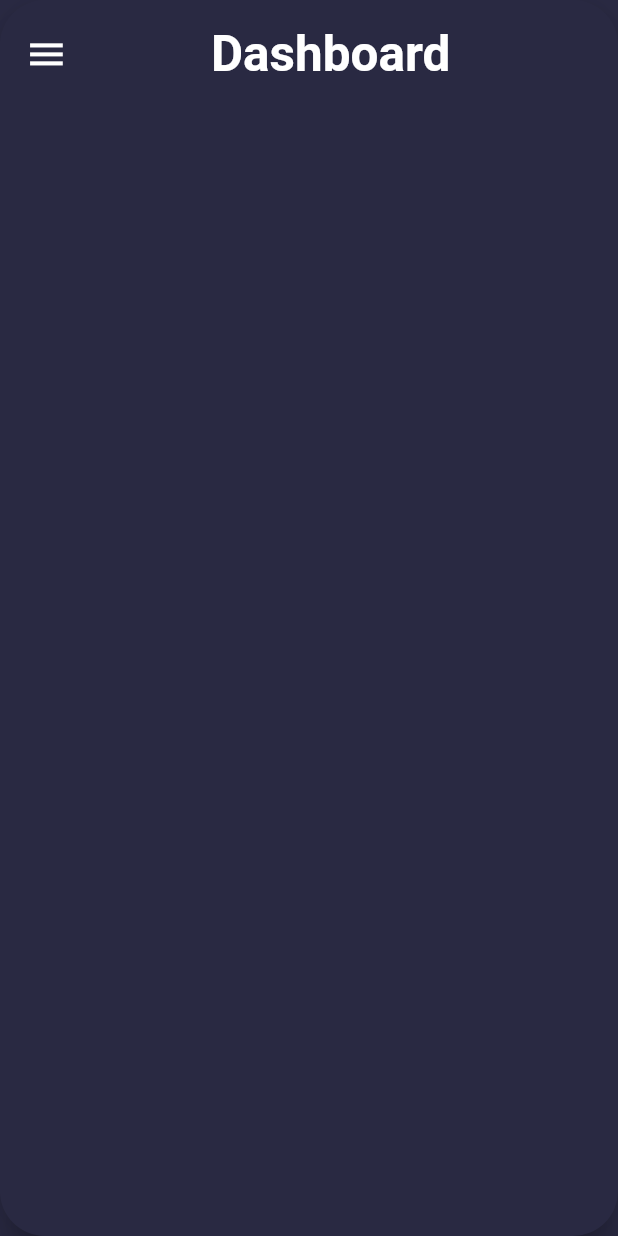
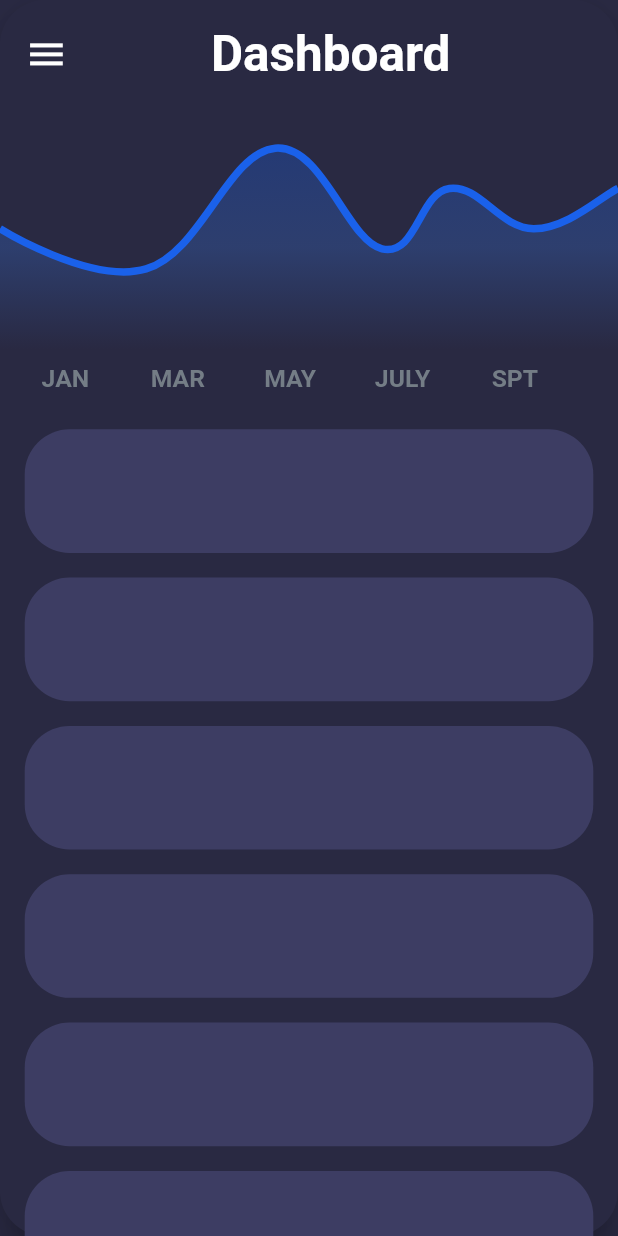
Before and after one commit to typecasted/side_bar, a Flutter app: the screen it shows after launch, on a phone screen of 412 x 824 dp. Run offline on Flutter 3.47's test engine with Material 2 defaults, Android fonts, the phone set to English and light mode, and no system bars; drawn by our look-alikes of fl_chart.

Commit message:
implementing line chart.

```diff
--- /dev/null
+++ b/lib/UI/Screens/chart_screen.dart
@@ -0,0 +1,133 @@
+import 'package:flutter/material.dart';
+import 'package:fl_chart/fl_chart.dart';
+import 'package:side_bar/utils/bloc.dart';
+import 'package:side_bar/utils/size_config.dart';
+
+
+class MyLineChart extends StatefulWidget {
+
+  final Bloc bloc;
+
+  MyLineChart({this.bloc});
+  @override
+  _MyLineChartState createState() => _MyLineChartState();
+}
+
+class _MyLineChartState extends State<MyLineChart> {
+  final List<Color> gradientColors = [
+    const Color(0xff1a61ea),
+    // const Color(0xff02d39a),
+  ];
+  final List<Color> gradientColors2 = [
+    const Color(0xff1a61ea),
+    const Color(0xff3870d4),
+    const Color(0xFF292942),
+  ];
+
+  final List<FlSpot> spots1 = [
+    FlSpot(0, 3),
+    FlSpot(2.6, 2),
+    FlSpot(4.9, 5),
+    FlSpot(6.8, 2.5),
+    FlSpot(8, 4),
+    FlSpot(9.5, 3),
+    FlSpot(11, 4),
+  ];
+
+  final List<FlSpot> spots2 = [
+    FlSpot(0, 5),
+    FlSpot(1, 5),
+    FlSpot(3, 5),
+    FlSpot(4, 5),
+    FlSpot(6, 5),
+    FlSpot(7, 5),
+    FlSpot(11, 5),
+  ];
+
+  @override
+  Widget build(BuildContext context) {
+    return StreamBuilder<bool>(
+      stream: widget.bloc.chartStream,
+      initialData: true,
+      builder: (context, snapshot) {
+        return LineChart(
+          LineChartData(
+            minX: 0,
+            maxX: 11,
+            minY: 0,
+            maxY: 6,
+            titlesData: FlTitlesData(
+              show: true,
+
+              bottomTitles: SideTitles(
+                showTitles: true,
+                reservedSize: 35,
+                getTextStyles: (value) => TextStyle(
+                  wordSpacing: 10,
+                  color: Color(0xff747d86),
+                  fontWeight: FontWeight.bold,
+                  fontSize: SizeConfig().height(context) * 0.02,
+                ),
+                getTitles: (value) {
+                  switch (value.toInt()) {
+
+                    case 1:
+                      return '   JAN';
+                    case 3:
+                      return '   MAR';
+                    case 5:
+                      return '   MAY';
+                    case 7:
+                      return '   JULY';
+                    case 9:
+                      return '   SPT';
+                    case 10:
+                      return ' ';
+                  }
+                  return ' ';
+                },
+
+                margin: 10,
+              ),
+              leftTitles: SideTitles(
+                showTitles: false,
+              ),
+            ),
+            gridData: FlGridData(
+              show: false,
+            ),
+            borderData: FlBorderData(
+              show: false,
+            ),
+            lineBarsData: [
+              LineChartBarData(
+                curveSmoothness: 0.4,
+                spots: spots1,
+                isCurved: true,
+                dotData: FlDotData(
+                  show: false,
+                ),
+                colors: gradientColors,
+                barWidth: 5,
+                // dotData: FlDotData(show: false),
+                belowBarData: BarAreaData(
+                  cutOffY: 0.0,
+                  // applyCutOffY: true,
+                  gradientColorStops: [0.0, 0.5, 1],
+                  gradientFrom: Offset(0, 0),
+                  gradientTo: Offset(0, 1),
+                  show: true,
+                  colors: gradientColors2
+                      .map((color) => color.withOpacity(0.3))
+                      .toList(),
+                ),
+              ),
+            ],
+          ),
+          swapAnimationDuration: Duration(milliseconds: 300),
+          swapAnimationCurve: Curves.linear,
+        );
+      }
+    );
+  }
+}
--- /dev/null
+++ b/lib/UI/Screens/dashboard_screen.dart
@@ -0,0 +1,110 @@
+import 'package:flutter/cupertino.dart';
+import 'package:flutter/material.dart';
+import 'package:side_bar/UI/components/LineChart.dart';
+import 'package:side_bar/utils/bloc.dart';
+import 'package:side_bar/utils/constants.dart';
+import 'package:side_bar/utils/size_config.dart';
+
+import '../components/appBar.dart';
+
+class DashBoardScreen extends StatefulWidget {
+  final Bloc bloc;
+  final Tween<double> scale;
+
+  DashBoardScreen({this.bloc, this.scale});
+
+  @override
+  _DashBoardScreenState createState() => _DashBoardScreenState();
+}
+
+class _DashBoardScreenState extends State<DashBoardScreen>
+    with TickerProviderStateMixin {
+  Duration _duration = Duration(milliseconds: 250);
+
+  bool isScrolled = false;
+
+  AnimationController _sideBarController;
+  Animation<double> _sideBarScaleAnimation;
+
+  ScrollController _controller = ScrollController();
+  AnimationController _chartAnimationController;
+  Animation<double> _chartAnimation;
+
+  @override
+  void initState() {
+    super.initState();
+    _sideBarController = AnimationController(vsync: this, duration: _duration);
+    _sideBarScaleAnimation = widget.scale.animate(_sideBarController);
+
+    _chartAnimationController =
+        AnimationController(vsync: this, duration: _duration);
+    _chartAnimation =
+        Tween<double>(begin: 1.0, end: 0.0).animate(_chartAnimationController);
+    _controller.addListener(() {
+      setState(() {
+        if (isScrolled) {
+          _chartAnimationController.forward();
+        } else {
+          _chartAnimationController.reverse();
+        }
+        isScrolled = _controller.offset > 30;
+        // widget.bloc.chartSink.add(isScrolled);
+      });
+    });
+  }
+
+  // Tween<double>(begin: 1, end: 0.7)
+  @override
+  void dispose() {
+    super.dispose();
+    _sideBarController.dispose();
+  }
+
+  @override
+  Widget build(BuildContext context) {
+    return StreamBuilder<bool>(
+        stream: widget.bloc.stream,
+        initialData: true,
+        builder: (context, snapshot) {
+          return AnimatedPositioned(
+            duration: _duration,
+            top: 0,
+            bottom: 0,
+            left: snapshot.data ? 0 : SizeConfig().width(context) * 0.6,
+            right: snapshot.data ? 0 : SizeConfig().width(context) * -0.6,
+            child: ScaleTransition(
+              scale: _sideBarScaleAnimation,
+              alignment: Alignment.center,
+              child: Material(
+                animationDuration: _duration,
+                borderRadius: BorderRadius.circular(30),
+                elevation: 10,
+                color: Color(0xFF292942),
+                child: SafeArea(
+                  child: Column(
+                    children: [
+                      MyAppBar(
+                        bloc: widget.bloc,
+                        controller: _sideBarController,
+                      ),
+                      LineChart(chartAnimation: _chartAnimation, duration: _duration, isScrolled: isScrolled, widget: widget),
+
+                      Expanded(
+                        child: Container(
+                          child: ListView(
+                            controller: _controller,
+                            physics: BouncingScrollPhysics(),
+                            shrinkWrap: true,
+                            children: listItems,
+                          ),
+                        ),
+                      ),
+                    ],
+                  ),
+                ),
+              ),
+            ),
+          );
+        });
+  }
+}
--- /dev/null
+++ b/lib/UI/components/LineChart.dart
@@ -0,0 +1,49 @@
+
+import 'package:flutter/material.dart';
+import 'package:side_bar/UI/Screens/chart_screen.dart';
+import 'package:side_bar/UI/Screens/dashboard_screen.dart';
+import 'package:side_bar/utils/size_config.dart';
+
+class LineChart extends StatelessWidget {
+  const LineChart({
+    Key key,
+    @required Animation<double> chartAnimation,
+    @required Duration duration,
+    @required this.isScrolled,
+    @required this.widget,
+  }) : _chartAnimation = chartAnimation, _duration = duration, super(key: key);
+
+  final Animation<double> _chartAnimation;
+  final Duration _duration;
+  final bool isScrolled;
+  final DashBoardScreen widget;
+
+  @override
+  Widget build(BuildContext context) {
+    return ScaleTransition(
+      scale: _chartAnimation,
+      child: AnimatedContainer(
+        duration: _duration,
+        curve: Curves.linear,
+        alignment: Alignment.topCenter,
+
+        height: isScrolled ? 0 : SizeConfig().height(context) * 0.25,
+        width: double.infinity,
+
+        decoration: BoxDecoration(
+          // color: Color(0xFF1F2031),
+          borderRadius: BorderRadius.only(
+            bottomLeft: Radius.circular(20),
+            bottomRight: Radius.circular(20),
+          ),
+        ),
+        // color: Colors.red,
+        child: isScrolled
+            ? Container()
+            : MyLineChart(
+          bloc: widget.bloc,
+        ),
+      ),
+    );
+  }
+}
--- /dev/null
+++ b/lib/UI/components/appBar.dart
@@ -0,0 +1,61 @@
+
+import 'package:flutter/material.dart';
+import 'package:side_bar/utils/bloc.dart';
+import 'package:side_bar/utils/constants.dart';
+import 'package:side_bar/utils/size_config.dart';
+
+class MyAppBar extends StatefulWidget {
+  final Bloc bloc;
+  final AnimationController controller;
+
+  MyAppBar({this.bloc, this.controller});
+
+  @override
+  _MyAppBarState createState() => _MyAppBarState();
+}
+
+class _MyAppBarState extends State<MyAppBar> {
+  bool isCollapsed = true;
+
+  @override
+  Widget build(BuildContext context) {
+    return Padding(
+      padding: EdgeInsets.all(SizeConfig().height(context) * 0.02),
+      child: Row(
+        mainAxisAlignment: MainAxisAlignment.spaceBetween,
+        children: [
+          GestureDetector(
+            onTap: () {
+              if (isCollapsed) {
+                setState(() {
+                  isCollapsed = false;
+                  widget.controller.forward();
+                });
+              } else {
+                setState(() {
+                  isCollapsed = true;
+                  widget.controller.reverse();
+                });
+              }
+
+              widget.bloc.sink.add(isCollapsed);
+            },
+            child: Icon(
+              Icons.menu,
+              size: SizeConfig().height(context) * 0.035,
+              color: Colors.white,
+            ),
+          ),
+          Text(
+            'Dashboard',
+            style: textStyle.copyWith(
+              fontSize: SizeConfig().height(context) * 0.04,
+              fontWeight: FontWeight.w600,
+            ),
+          ),
+          Container(),
+        ],
+      ),
+    );
+  }
+}
--- a/lib/UI/dashboard_screen.dart
+++ /dev/null
@@ -1,114 +0,0 @@
-import 'package:flutter/cupertino.dart';
-import 'package:flutter/material.dart';
-import 'package:side_bar/utils/bloc.dart';
-import 'package:side_bar/utils/constants.dart';
-import 'package:side_bar/utils/size_config.dart';
-
-class DashBoardScreen extends StatefulWidget {
-
-  final Bloc bloc;
-  final Tween<double> scale;
-
-  DashBoardScreen({this.bloc, this.scale});
-  @override
-  _DashBoardScreenState createState() => _DashBoardScreenState();
-}
-
-class _DashBoardScreenState extends State<DashBoardScreen>
-    with TickerProviderStateMixin {
-  Duration _duration = Duration(milliseconds: 250);
-
-  AnimationController _controller;
-  Animation<double> _scaleAnimation;
-  bool isCollapsed = true;
-
-
-  @override
-  void initState() {
-    super.initState();
-    _controller = AnimationController(vsync: this, duration: _duration);
-    _scaleAnimation = widget.scale.animate(_controller);
-  }
-  // Tween<double>(begin: 1, end: 0.7)
-  @override
-  void dispose() {
-    super.dispose();
-    _controller.dispose();
-  }
-
-  @override
-  Widget build(BuildContext context) {
-    return StreamBuilder<bool>(
-      stream: widget.bloc.stream,
-      initialData: true,
-      builder: (context, snapshot) {
-        return AnimatedPositioned(
-          duration: _duration,
-          top: 0,
-          bottom: 0,
-          // top: snapshot.data ? 0 : SizeConfig().height(context) * 0.2,
-          // bottom: snapshot.data ? 0 : SizeConfig().height(context) * 0.2,
-          left: snapshot.data ? 0 : SizeConfig().width(context) * 0.6,
-          right: snapshot.data ? 0 : SizeConfig().width(context) * -0.6,
-          child: ScaleTransition(
-            scale: _scaleAnimation,
-            alignment: Alignment.center,
-            child: Material(
-              animationDuration: _duration,
-              borderRadius: BorderRadius.circular(30),
-              elevation: 10,
-              color: Color(0xFF292942),
-              child: SafeArea(
-                child: Column(
-                  children: [
-                    Padding(
-                      padding: EdgeInsets.all(SizeConfig().height(context) * 0.02),
-                      child: Row(
-                        mainAxisAlignment: MainAxisAlignment.spaceBetween,
-                        children: [
-                          GestureDetector(
-                            onTap: () {
-                              if(isCollapsed){
-                                setState(() {
-                                  isCollapsed = false;
-                                  _controller.forward();
-                                });
-                              }
-                              else{
-                                setState(() {
-                                  isCollapsed = true;
-                                  _controller.reverse();
-                                });
-                              }
-
-                              widget.bloc.sink.add(isCollapsed);
-                            },
-                            child: Icon(
-                              Icons.menu,
-                              size: SizeConfig().height(context) * 0.035,
-                              color: Colors.white,
-                            ),
-                          ),
-                          Text(
-                            'Dashboard',
-                            style: textStyle.copyWith(
-                              fontSize: SizeConfig().height(context) * 0.04,
-                              fontWeight: FontWeight.w600,
-                            ),
-                          ),
-                          Container(),
-                        ],
-                      ),
-                    ),
-
-
-                  ],
-                ),
-              ),
-            ),
-          ),
-        );
-      }
-    );
-  }
-}
--- a/lib/main.dart
+++ b/lib/main.dart
@@ -1,8 +1,8 @@
 import 'package:flutter/material.dart';
-import 'package:side_bar/UI/dashboard_screen.dart';
+import 'package:side_bar/UI/Screens/dashboard_screen.dart';
 import 'package:side_bar/utils/bloc.dart';
 
-import 'UI/back_screen.dart';
+import 'UI/Screens/back_screen.dart';
 
 void main() {
   runApp(MyApp());
--- a/lib/utils/bloc.dart
+++ b/lib/utils/bloc.dart
@@ -8,8 +8,13 @@ class Bloc {
   Sink<bool> get sink => _streamController.sink;
 
 
+  StreamController<bool> _chartStreamController = StreamController<bool>.broadcast();
+  Stream<bool> get chartStream => _streamController.stream;
+  Sink<bool> get chartSink => _streamController.sink;
+
 
   dispose(){
     _streamController.close();
+    _chartStreamController.close();
   }
 }
--- a/lib/utils/constants.dart
+++ b/lib/utils/constants.dart
@@ -2,7 +2,45 @@
 
 import 'package:flutter/cupertino.dart';
 import 'package:flutter/material.dart';
+import 'package:side_bar/utils/size_config.dart';
 
 TextStyle textStyle = TextStyle(
   color: Colors.white,
 );
+
+class ListItem extends StatelessWidget {
+  @override
+  Widget build(BuildContext context) {
+    return Padding(
+      padding: EdgeInsets.symmetric(
+          horizontal: SizeConfig().width(context) * 0.04, vertical: SizeConfig().height(context) * 0.01),
+      child: Container(
+        height: SizeConfig().height(context) * 0.1,
+        width: SizeConfig().width(context) * 0.9,
+        decoration: BoxDecoration(
+          color: Color(0xFF3D3D63),
+
+          borderRadius: BorderRadius.circular(30),
+        ),
+      ),
+    );
+  }
+}
+
+List<ListItem> listItems = [
+  ListItem(),
+  ListItem(),
+  ListItem(),
+  ListItem(),
+  ListItem(),
+  ListItem(),
+  ListItem(),
+  ListItem(),
+  ListItem(),
+  ListItem(),
+  ListItem(),
+  ListItem(),
+  ListItem(),
+  ListItem(),
+  ListItem(),
+];
--- a/pubspec.yaml
+++ b/pubspec.yaml
@@ -18,6 +18,8 @@ dev_dependencies:
   flutter_test:
     sdk: flutter
 
+  fl_chart: ^0.36.1
+
 flutter:
 
 
```
Also changed, not shown: lib/UI/Screens/back_screen.dart (renamed from lib/UI/back_screen.dart), pubspec.lock.
